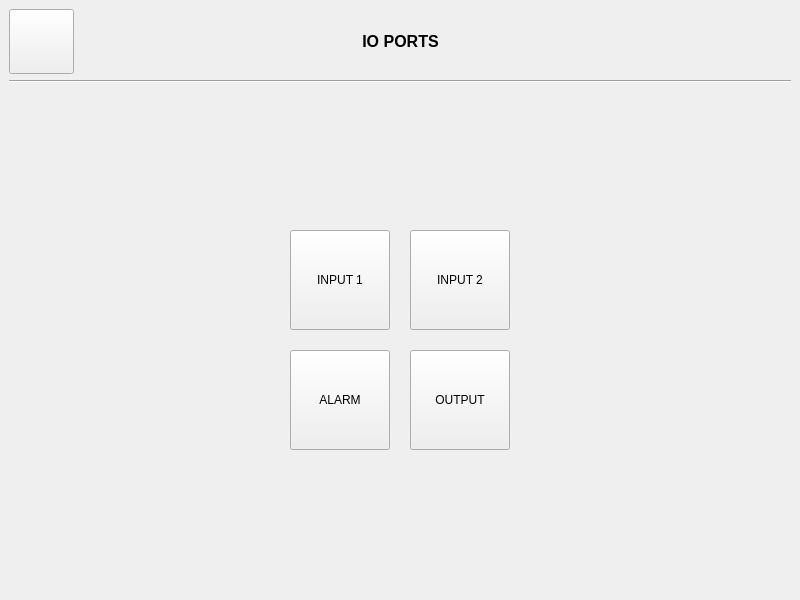
Above: settingportwindow.ui from tmbax0098/GasSensor before the change. Below: the same form after it.
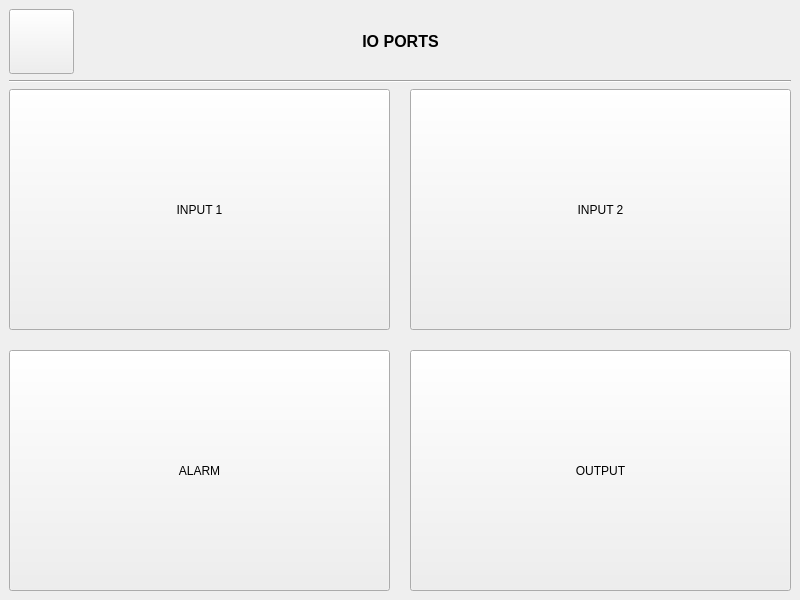
That is the form after the change. Icons and pictures are not drawn.

Patch:
```diff
--- a/settingportwindow.ui
+++ b/settingportwindow.ui
@@ -146,19 +146,26 @@
       <property name="spacing">
        <number>20</number>
       </property>
-      <item row="1" column="1">
+      <item row="1" column="0">
+       <widget class="QPushButton" name="pushButtonAlarm">
+        <property name="sizePolicy">
+         <sizepolicy hsizetype="Preferred" vsizetype="Preferred">
+          <horstretch>0</horstretch>
+          <verstretch>0</verstretch>
+         </sizepolicy>
+        </property>
+        <property name="text">
+         <string>ALARM</string>
+        </property>
+       </widget>
+      </item>
+      <item row="0" column="0">
        <widget class="QPushButton" name="pushButtonInput1">
-        <property name="minimumSize">
-         <size>
-          <width>100</width>
-          <height>100</height>
-         </size>
-        </property>
-        <property name="maximumSize">
-         <size>
-          <width>100</width>
-          <height>100</height>
-         </size>
+        <property name="sizePolicy">
+         <sizepolicy hsizetype="Preferred" vsizetype="Preferred">
+          <horstretch>0</horstretch>
+          <verstretch>0</verstretch>
+         </sizepolicy>
         </property>
         <property name="text">
          <string>INPUT 1</string>
@@ -166,114 +173,31 @@
        </widget>
       </item>
       <item row="0" column="1">
-       <spacer name="verticalSpacer">
-        <property name="orientation">
-         <enum>Qt::Vertical</enum>
-        </property>
-        <property name="sizeHint" stdset="0">
-         <size>
-          <width>20</width>
-          <height>40</height>
-         </size>
-        </property>
-       </spacer>
-      </item>
-      <item row="1" column="0">
-       <spacer name="horizontalSpacer">
-        <property name="orientation">
-         <enum>Qt::Horizontal</enum>
-        </property>
-        <property name="sizeHint" stdset="0">
-         <size>
-          <width>40</width>
-          <height>20</height>
-         </size>
-        </property>
-       </spacer>
-      </item>
-      <item row="2" column="2">
-       <widget class="QPushButton" name="pushButtonOutput">
-        <property name="minimumSize">
-         <size>
-          <width>100</width>
-          <height>100</height>
-         </size>
-        </property>
-        <property name="maximumSize">
-         <size>
-          <width>100</width>
-          <height>100</height>
-         </size>
-        </property>
-        <property name="text">
-         <string>OUTPUT</string>
-        </property>
-       </widget>
-      </item>
-      <item row="1" column="2">
        <widget class="QPushButton" name="pushButtonInput2">
-        <property name="minimumSize">
-         <size>
-          <width>100</width>
-          <height>100</height>
-         </size>
-        </property>
-        <property name="maximumSize">
-         <size>
-          <width>100</width>
-          <height>100</height>
-         </size>
+        <property name="sizePolicy">
+         <sizepolicy hsizetype="Preferred" vsizetype="Preferred">
+          <horstretch>0</horstretch>
+          <verstretch>0</verstretch>
+         </sizepolicy>
         </property>
         <property name="text">
          <string>INPUT 2</string>
         </property>
        </widget>
       </item>
-      <item row="2" column="1">
-       <widget class="QPushButton" name="pushButtonAlarm">
-        <property name="minimumSize">
-         <size>
-          <width>100</width>
-          <height>100</height>
-         </size>
-        </property>
-        <property name="maximumSize">
-         <size>
-          <width>100</width>
-          <height>100</height>
-         </size>
+      <item row="1" column="1">
+       <widget class="QPushButton" name="pushButtonOutput">
+        <property name="sizePolicy">
+         <sizepolicy hsizetype="Preferred" vsizetype="Preferred">
+          <horstretch>0</horstretch>
+          <verstretch>0</verstretch>
+         </sizepolicy>
         </property>
         <property name="text">
-         <string>ALARM</string>
+         <string>OUTPUT</string>
         </property>
        </widget>
       </item>
-      <item row="3" column="1">
-       <spacer name="verticalSpacer_2">
-        <property name="orientation">
-         <enum>Qt::Vertical</enum>
-        </property>
-        <property name="sizeHint" stdset="0">
-         <size>
-          <width>20</width>
-          <height>40</height>
-         </size>
-        </property>
-       </spacer>
-      </item>
-      <item row="1" column="3">
-       <spacer name="horizontalSpacer_2">
-        <property name="orientation">
-         <enum>Qt::Horizontal</enum>
-        </property>
-        <property name="sizeHint" stdset="0">
-         <size>
-          <width>40</width>
-          <height>20</height>
-         </size>
-        </property>
-       </spacer>
-      </item>
      </layout>
     </item>
    </layout>
```
